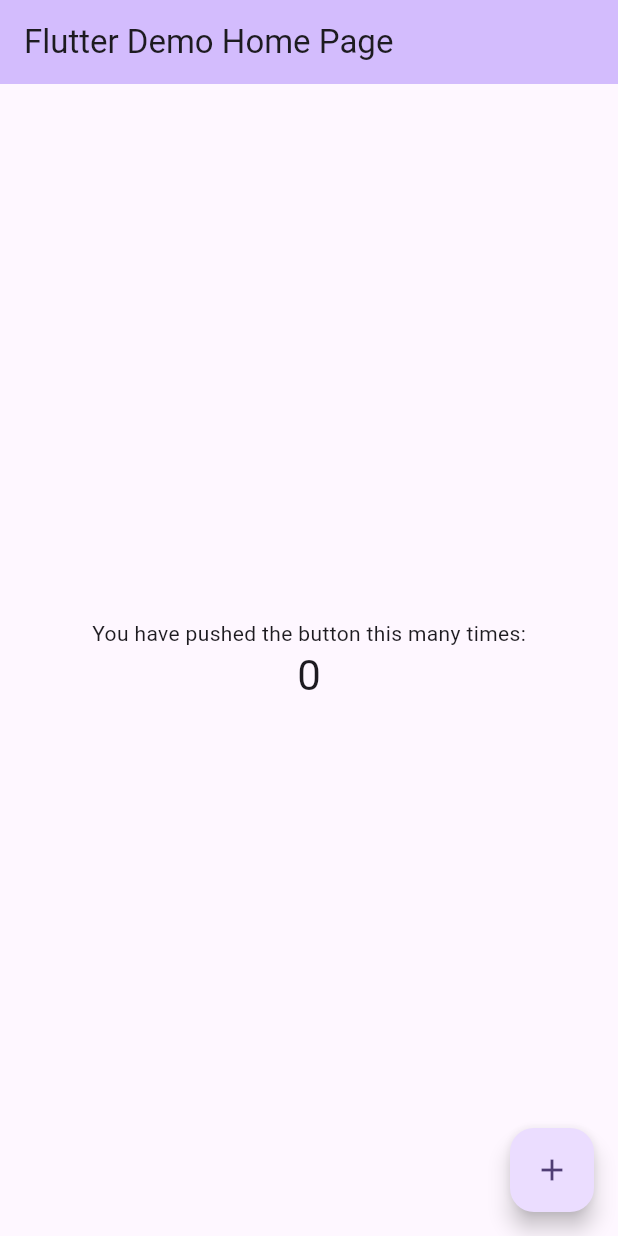
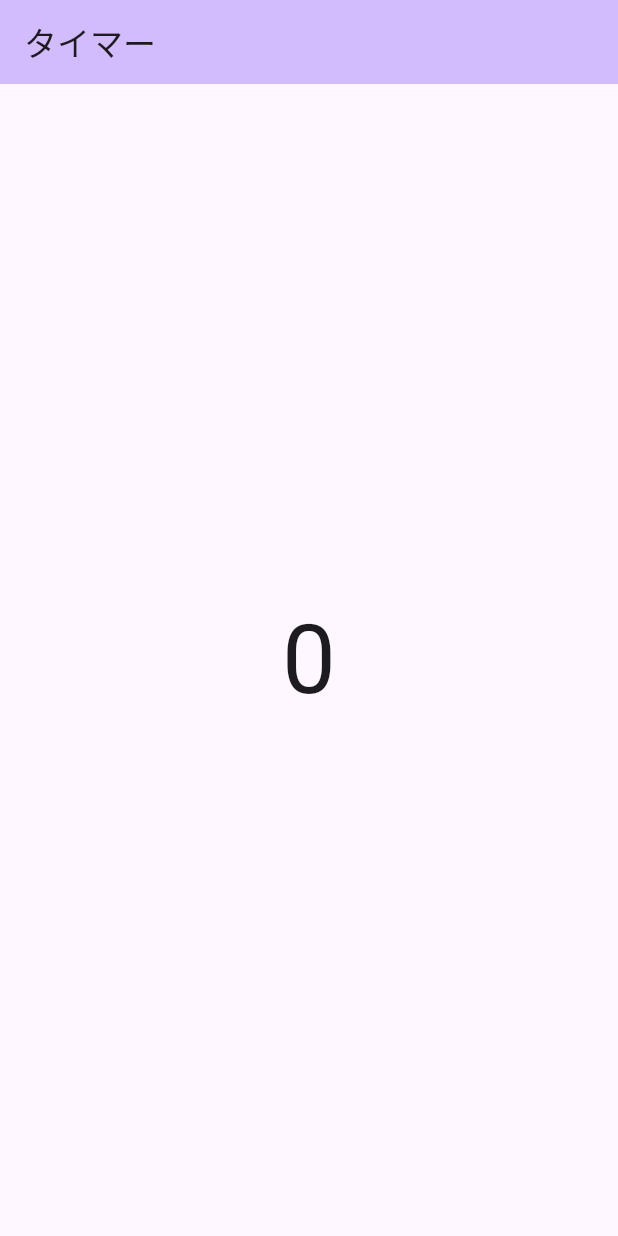
Before and after one commit to inoyoh/timer, a Flutter app: the screen it shows after launch, on a phone screen of 412 x 824 dp. Run offline on Flutter 3.47's test engine with Material 3 defaults, Android fonts, the phone set to English and light mode, and no system bars.

Commit message:
（プログラムを書く前にコードをシンプルにする）

```diff
--- a/lib/main.dart
+++ b/lib/main.dart
@@ -7,46 +7,21 @@ void main() {
 class MyApp extends StatelessWidget {
   const MyApp({super.key});
 
-  // This widget is the root of your application.
   @override
   Widget build(BuildContext context) {
     return MaterialApp(
       title: 'Flutter Demo',
       theme: ThemeData(
-        // This is the theme of your application.
-        //
-        // TRY THIS: Try running your application with "flutter run". You'll see
-        // the application has a purple toolbar. Then, without quitting the app,
-        // try changing the seedColor in the colorScheme below to Colors.green
-        // and then invoke "hot reload" (save your changes or press the "hot
-        // reload" button in a Flutter-supported IDE, or press "r" if you used
-        // the command line to start the app).
-        //
-        // Notice that the counter didn't reset back to zero; the application
-        // state is not lost during the reload. To reset the state, use hot
-        // restart instead.
-        //
-        // This works for code too, not just values: Most code changes can be
-        // tested with just a hot reload.
         colorScheme: ColorScheme.fromSeed(seedColor: Colors.deepPurple),
         useMaterial3: true,
       ),
-      home: const MyHomePage(title: 'Flutter Demo Home Page'),
+      home: const MyHomePage(title: 'タイマー'),
     );
   }
 }
 
 class MyHomePage extends StatefulWidget {
   const MyHomePage({super.key, required this.title});
-
-  // This widget is the home page of your application. It is stateful, meaning
-  // that it has a State object (defined below) that contains fields that affect
-  // how it looks.
-
-  // This class is the configuration for the state. It holds the values (in this
-  // case the title) provided by the parent (in this case the App widget) and
-  // used by the build method of the State. Fields in a Widget subclass are
-  // always marked "final".
 
   final String title;
 
@@ -55,71 +30,21 @@ class MyHomePage extends StatefulWidget {
 }
 
 class _MyHomePageState extends State<MyHomePage> {
-  int _counter = 0;
-
-  void _incrementCounter() {
-    setState(() {
-      // This call to setState tells the Flutter framework that something has
-      // changed in this State, which causes it to rerun the build method below
-      // so that the display can reflect the updated values. If we changed
-      // _counter without calling setState(), then the build method would not be
-      // called again, and so nothing would appear to happen.
-      _counter++;
-    });
-  }
+  int _second = 0;
 
   @override
   Widget build(BuildContext context) {
-    // This method is rerun every time setState is called, for instance as done
-    // by the _incrementCounter method above.
-    //
-    // The Flutter framework has been optimized to make rerunning build methods
-    // fast, so that you can just rebuild anything that needs updating rather
-    // than having to individually change instances of widgets.
     return Scaffold(
       appBar: AppBar(
-        // TRY THIS: Try changing the color here to a specific color (to
-        // Colors.amber, perhaps?) and trigger a hot reload to see the AppBar
-        // change color while the other colors stay the same.
         backgroundColor: Theme.of(context).colorScheme.inversePrimary,
-        // Here we take the value from the MyHomePage object that was created by
-        // the App.build method, and use it to set our appbar title.
         title: Text(widget.title),
       ),
       body: Center(
-        // Center is a layout widget. It takes a single child and positions it
-        // in the middle of the parent.
-        child: Column(
-          // Column is also a layout widget. It takes a list of children and
-          // arranges them vertically. By default, it sizes itself to fit its
-          // children horizontally, and tries to be as tall as its parent.
-          //
-          // Column has various properties to control how it sizes itself and
-          // how it positions its children. Here we use mainAxisAlignment to
-          // center the children vertically; the main axis here is the vertical
-          // axis because Columns are vertical (the cross axis would be
-          // horizontal).
-          //
-          // TRY THIS: Invoke "debug painting" (choose the "Toggle Debug Paint"
-          // action in the IDE, or press "p" in the console), to see the
-          // wireframe for each widget.
-          mainAxisAlignment: MainAxisAlignment.center,
-          children: <Widget>[
-            const Text(
-              'You have pushed the button this many times:',
-            ),
-            Text(
-              '$_counter',
-              style: Theme.of(context).textTheme.headlineMedium,
-            ),
-          ],
+        child: Text(
+          '$_second',
+          style: TextStyle(fontSize: 64),
         ),
       ),
-      floatingActionButton: FloatingActionButton(
-        onPressed: _incrementCounter,
-        tooltip: 'Increment',
-        child: const Icon(Icons.add),
-      ), // This trailing comma makes auto-formatting nicer for build methods.
     );
   }
 }
```
